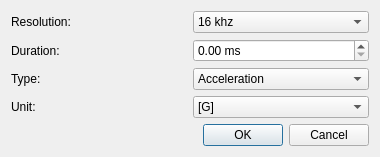
First picture: the form in ui/OSGCreatePulseDialog.ui, repository DominikK0702/HU-Sledge-Graph, before the edit.
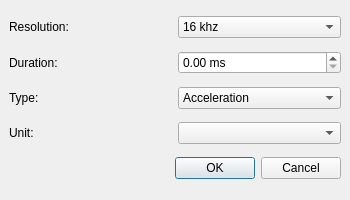
Second picture: the form after the edit.

What changed in the file:
```diff
--- a/ui/OSGCreatePulseDialog.ui
+++ b/ui/OSGCreatePulseDialog.ui
@@ -1,30 +1,66 @@
 <?xml version="1.0" encoding="UTF-8"?>
 <ui version="4.0">
  <class>OSGCreatePulseDialog</class>
- <widget class="QWidget" name="OSGCreatePulseDialog">
+ <widget class="QMainWindow" name="OSGCreatePulseDialog">
   <property name="geometry">
    <rect>
     <x>0</x>
     <y>0</y>
-    <width>380</width>
-    <height>150</height>
+    <width>350</width>
+    <height>200</height>
    </rect>
   </property>
   <property name="windowTitle">
    <string>Create Pulse</string>
   </property>
-  <layout class="QGridLayout" name="gridLayout_2">
-   <item row="0" column="0">
-    <layout class="QGridLayout" name="gridLayout" rowstretch="1,1,1,1,1" columnstretch="1,1">
-     <item row="2" column="0">
-      <widget class="QLabel" name="labelType">
+  <widget class="QWidget" name="centralwidget">
+   <layout class="QHBoxLayout" name="horizontalLayout">
+    <item>
+     <layout class="QGridLayout" name="gridLayout">
+      <item row="3" column="1">
+       <widget class="QComboBox" name="comboBoxUnit">
+        <property name="editable">
+         <bool>false</bool>
+        </property>
+       </widget>
+      </item>
+      <item row="1" column="0">
+       <widget class="QLabel" name="labelDuration">
        <property name="text">
-        <string>Type:</string>
+         <string>Duration:</string>
        </property>
       </widget>
      </item>
+      <item row="0" column="1">
+       <widget class="QComboBox" name="comboBoxResolution">
+        <property name="editable">
+         <bool>false</bool>
+        </property>
+        <property name="sizeAdjustPolicy">
+         <enum>QComboBox::AdjustToContentsOnFirstShow</enum>
+        </property>
+        <item>
+         <property name="text">
+          <string>16 khz</string>
+         </property>
+        </item>
+        <item>
+         <property name="text">
+          <string>8khz</string>
+         </property>
+        </item>
+        <item>
+         <property name="text">
+          <string>4 khz</string>
+         </property>
+        </item>
+       </widget>
+      </item>
      <item row="2" column="1">
       <widget class="QComboBox" name="comboBoxType">
+        <property name="editable">
+         <bool>false</bool>
+        </property>
        <item>
         <property name="text">
          <string>Acceleration</string>
@@ -49,6 +85,20 @@
        </property>
       </widget>
      </item>
+      <item row="3" column="0">
+       <widget class="QLabel" name="labelUnit">
+        <property name="text">
+         <string>Unit:</string>
+        </property>
+       </widget>
+      </item>
+      <item row="2" column="0">
+       <widget class="QLabel" name="labelType">
+        <property name="text">
+         <string>Type:</string>
+        </property>
+       </widget>
+      </item>
      <item row="4" column="0" colspan="2">
       <widget class="QDialogButtonBox" name="buttonBox">
        <property name="standardButtons">
@@ -56,69 +106,20 @@
        </property>
       </widget>
      </item>
-     <item row="0" column="1">
-      <widget class="QComboBox" name="comboBoxResolution">
-       <item>
-        <property name="text">
-         <string>16 khz</string>
-        </property>
-       </item>
-       <item>
-        <property name="text">
-         <string>8 khz</string>
-        </property>
-       </item>
-       <item>
-        <property name="text">
-         <string>4 khz</string>
-        </property>
-       </item>
-      </widget>
-     </item>
-     <item row="1" column="0">
-      <widget class="QLabel" name="labelDuration">
-       <property name="text">
-        <string>Duration:</string>
-       </property>
-      </widget>
-     </item>
      <item row="1" column="1">
       <widget class="QDoubleSpinBox" name="doubleSpinBoxDuration">
-       <property name="specialValueText">
-        <string/>
-       </property>
        <property name="suffix">
         <string> ms</string>
        </property>
        <property name="maximum">
-        <double>399.000000000000000</double>
+         <double>400.000000000000000</double>
        </property>
       </widget>
      </item>
-     <item row="3" column="0">
-      <widget class="QLabel" name="labelUnit">
-       <property name="text">
-        <string>Unit:</string>
-       </property>
-      </widget>
-     </item>
-     <item row="3" column="1">
-      <widget class="QComboBox" name="comboBoxUnit">
-       <item>
-        <property name="text">
-         <string>[G]</string>
-        </property>
-       </item>
-       <item>
-        <property name="text">
-         <string>[m/s²]</string>
-        </property>
-       </item>
-      </widget>
-     </item>
     </layout>
    </item>
   </layout>
+  </widget>
  </widget>
  <resources/>
  <connections/>
```
Left out of the diff: 10 changed lines with no effect on the pictures. Lines whose indentation alone changed are shown as unchanged.
